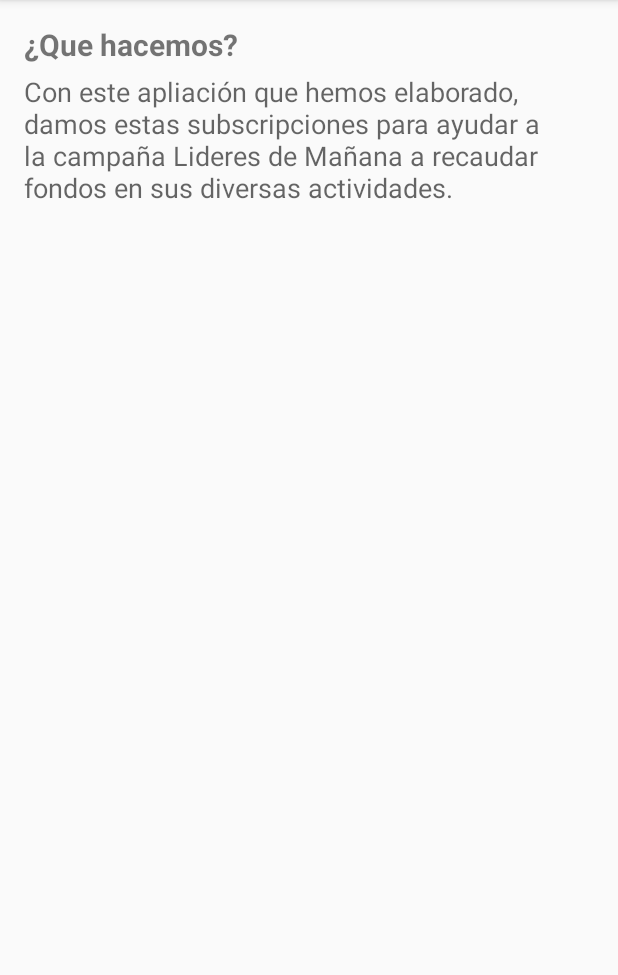
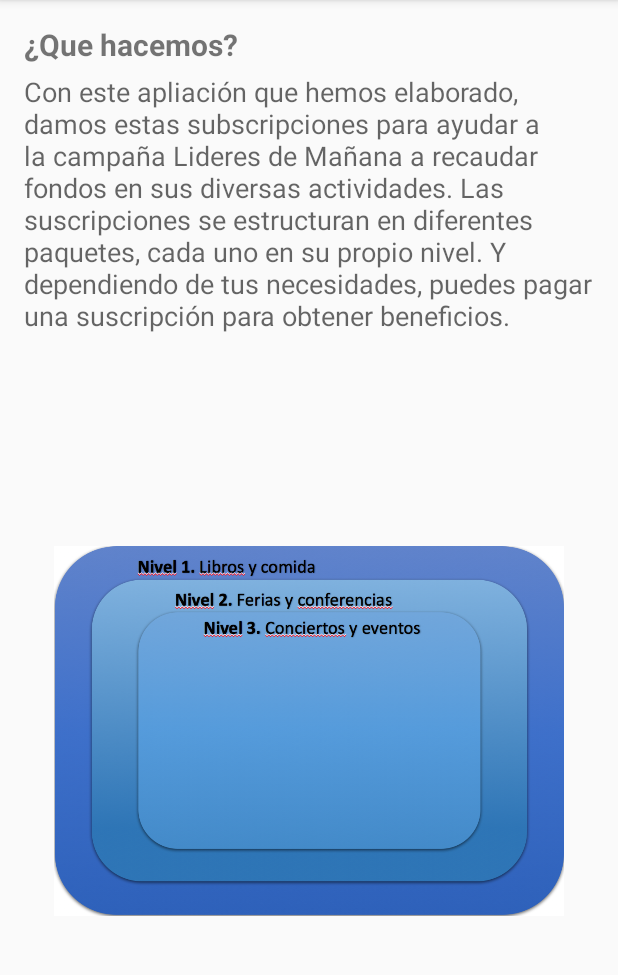
Before and after one commit to ariel-ms/Hack, an Android app: the Modelo screen opened directly, with no data from a screen before it, on a phone screen of 412 x 824 dp, the part 84-1059 px from its top. Run offline under Robolectric (Android 15) with nearby library versions, the phone set to English and light mode, and no system bars.

Commit message:
Imagen agregada

```diff
--- a/app/src/main/res/layout/activity_modelo.xml
+++ b/app/src/main/res/layout/activity_modelo.xml
@@ -27,5 +27,15 @@
         android:layout_below="@+id/textView3"
         android:layout_alignParentStart="true" />
 
+    <ImageView
+        android:src="@drawable/estructura"
+        android:id="@+id/imageView2"
+        android:layout_width="fill_parent"
+        android:layout_height="fill_parent"
+        android:layout_alignParentBottom="true"
+        android:layout_centerHorizontal="true"
+        android:layout_below="@+id/textView2"
+        android:layout_margin="20dp" />
+
 
 </RelativeLayout>
--- a/app/src/main/res/values/strings.xml
+++ b/app/src/main/res/values/strings.xml
@@ -9,7 +9,7 @@
         económica o social, requieren un apoyo del 100% de beca
         para estudiar la carrera profesional en el Tecnológico de
         Monterrey.</string>
-    <string name="modelo">Con este apliación que hemos elaborado, damos estas subscripciones para ayudar a la campaña Lideres de Mañana a recaudar fondos en sus diversas actividades.</string>
+    <string name="modelo">Con este apliación que hemos elaborado, damos estas subscripciones para ayudar a la campaña Lideres de Mañana a recaudar fondos en sus diversas actividades. Las suscripciones se estructuran en diferentes paquetes, cada uno en su propio nivel. Y dependiendo de tus necesidades, puedes pagar una suscripción para obtener beneficios.</string>
     <string name="botonservicios">Servicios</string>
     <string name="serviciosComida">Servicios de Comida</string>
     <string name="pedirLibro">Pedir un libro</string>
```
Also changed, not shown: app/src/main/res/drawable/estructura.png (added).
